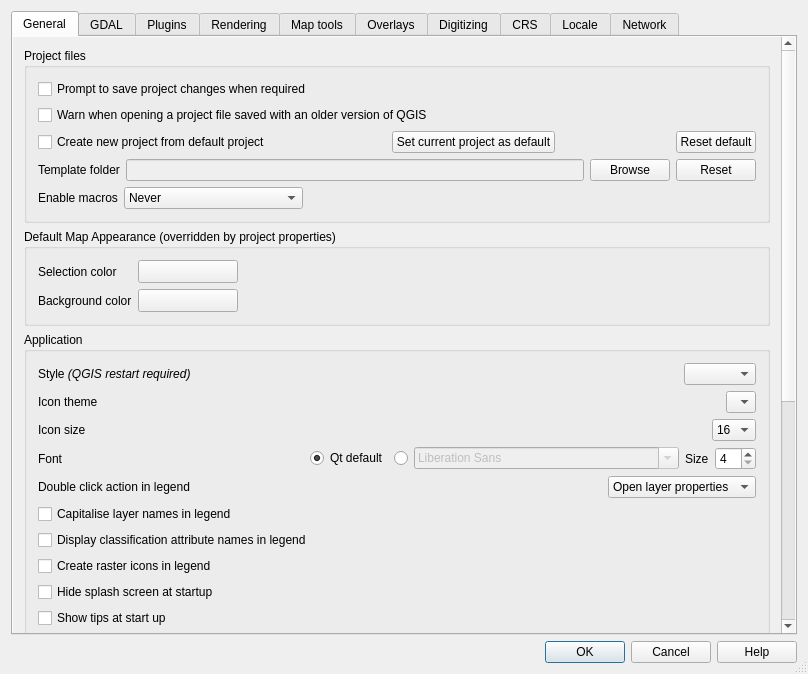
Before: the Qt Designer form src/ui/qgsoptionsbase.ui in qgis/QGIS, drawn with Qt 5.
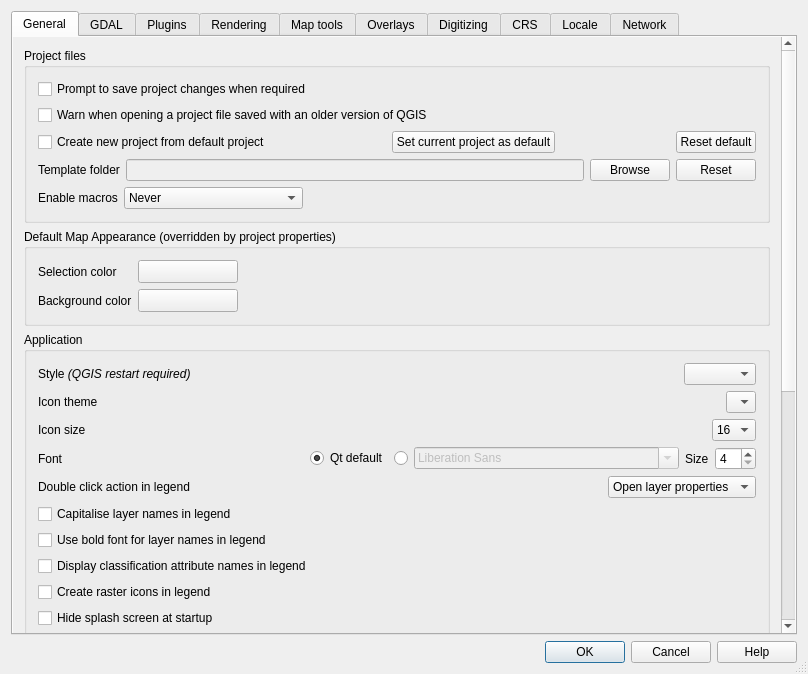
After: the same form once the commit is applied. Icons and pictures are not drawn. Custom widgets are drawn as their Qt base class.

Commit message: Option to use regular font style for legend names.

The edit to the form file:
```diff
--- a/src/ui/qgsoptionsbase.ui
+++ b/src/ui/qgsoptionsbase.ui
@@ -65,9 +65,9 @@
           <property name="geometry">
            <rect>
             <x>0</x>
-            <y>0</y>
+            <y>-320</y>
             <width>770</width>
-            <height>1062</height>
+            <height>1011</height>
            </rect>
           </property>
           <layout class="QGridLayout" name="gridLayout">
@@ -554,6 +554,13 @@
                 </property>
                </widget>
               </item>
+              <item>
+               <widget class="QCheckBox" name="boldFontCheckBox">
+                <property name="text">
+                 <string>Use bold font for layer names in legend</string>
+                </property>
+               </widget>
+              </item>
               <item>
                <widget class="QCheckBox" name="cbxLegendClassifiers">
                 <property name="text">
```
Left out of the diff: 18 changed lines with no effect on the pictures. The commit also changes 2 other files.
